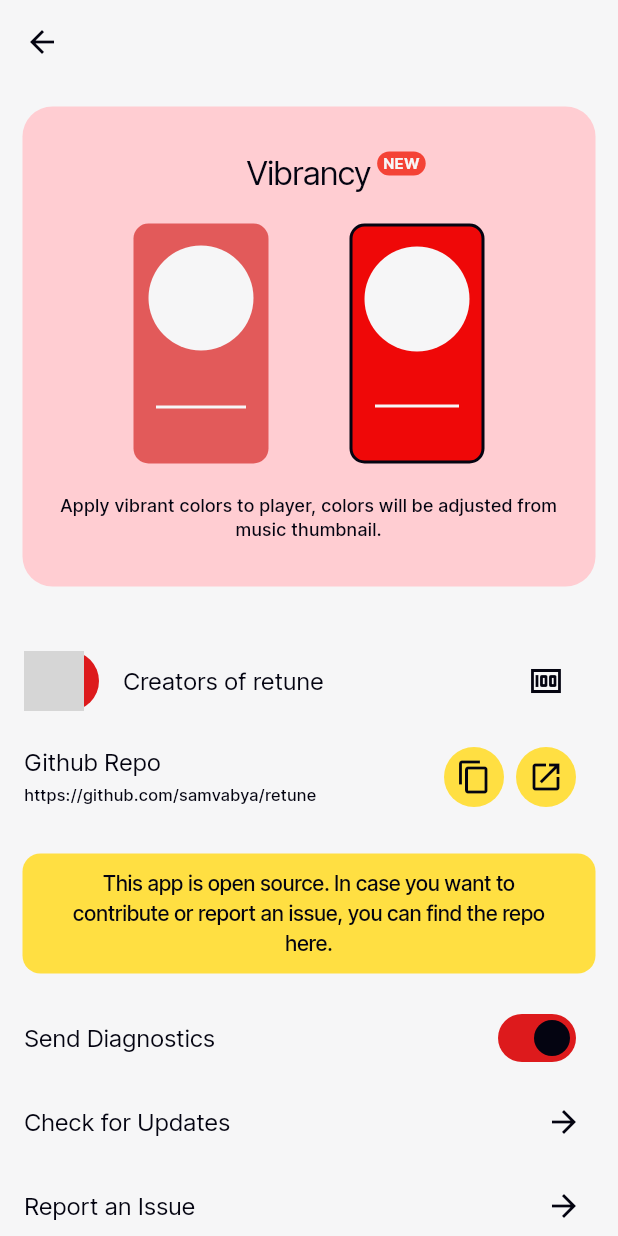
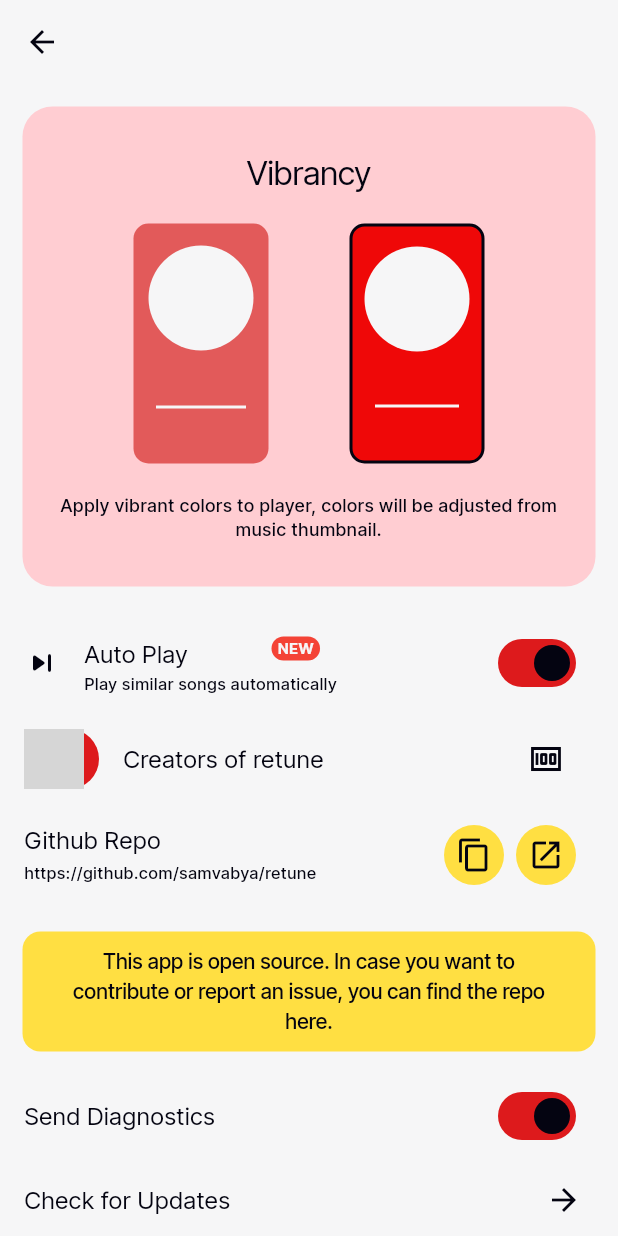
Before and after one commit to samvabya/retune, a Flutter app: the SettingsScreen screen opened directly, on a phone screen of 412 x 824 dp. Run offline on Flutter 3.47's test engine with Material 3 defaults, Android fonts, the phone set to English and light mode, and no system bars; our stand-ins replace audioplayers, cached_network_image, flutter_riverpod, google_fonts, hive, hive_flutter and 1 more; missing offline and left inert: soft_edge_blur; accounts and stored records are empty; network calls fail; grey boxes are pictures that could not be loaded.

Commit message:
auto play feature

```diff
--- a/lib/screens/settings_screen.dart
+++ b/lib/screens/settings_screen.dart
@@ -55,21 +55,9 @@ class _SettingsScreenState extends State<SettingsScreen> {
                   ),
                   child: Column(
                     children: [
-                      Badge(
-                        label: Text(
-                          'NEW',
-                          style: TextStyle(
-                            fontSize: 10,
-                            fontWeight: FontWeight.bold,
-                            color: surface,
-                          ),
-                        ),
-                        backgroundColor: Colors.red,
-                        offset: Offset(20, 0),
-                        child: Text(
-                          'Vibrancy',
-                          style: Theme.of(context).textTheme.titleLarge,
-                        ),
+                      Text(
+                        'Vibrancy',
+                        style: Theme.of(context).textTheme.titleLarge,
                       ),
                       const SizedBox(height: 20),
                       Row(
@@ -148,7 +136,28 @@ class _SettingsScreenState extends State<SettingsScreen> {
                     ],
                   ),
                 ),
-                const SizedBox(height: 20),
+                SwitchListTile(
+                  value: state.autoPlay,
+                  onChanged: (value) async => await state.setAutoPlay(value),
+                  title: Badge(
+                    label: Text(
+                      'NEW',
+                      style: TextStyle(
+                        fontSize: 10,
+                        fontWeight: FontWeight.bold,
+                        color: surface,
+                      ),
+                    ),
+                    backgroundColor: Colors.red,
+                    offset: Offset(-115, 0),
+                    child: Text('Auto Play'),
+                  ),
+                  subtitle: Text(
+                    'Play similar songs automatically',
+                    style: Theme.of(context).textTheme.labelSmall,
+                  ),
+                  secondary: Icon(Icons.skip_next_rounded),
+                ),
                 ListTile(
                   leading: Stack(
                     children: [
```
Also changed, not shown: lib/components/queue.dart (+4 -7 lines), lib/providers/player_provider.dart (+16 -15 lines), lib/providers/settings_provider.dart (+29 -0 lines), lib/screens/player_screen.dart (+10 -4 lines).
